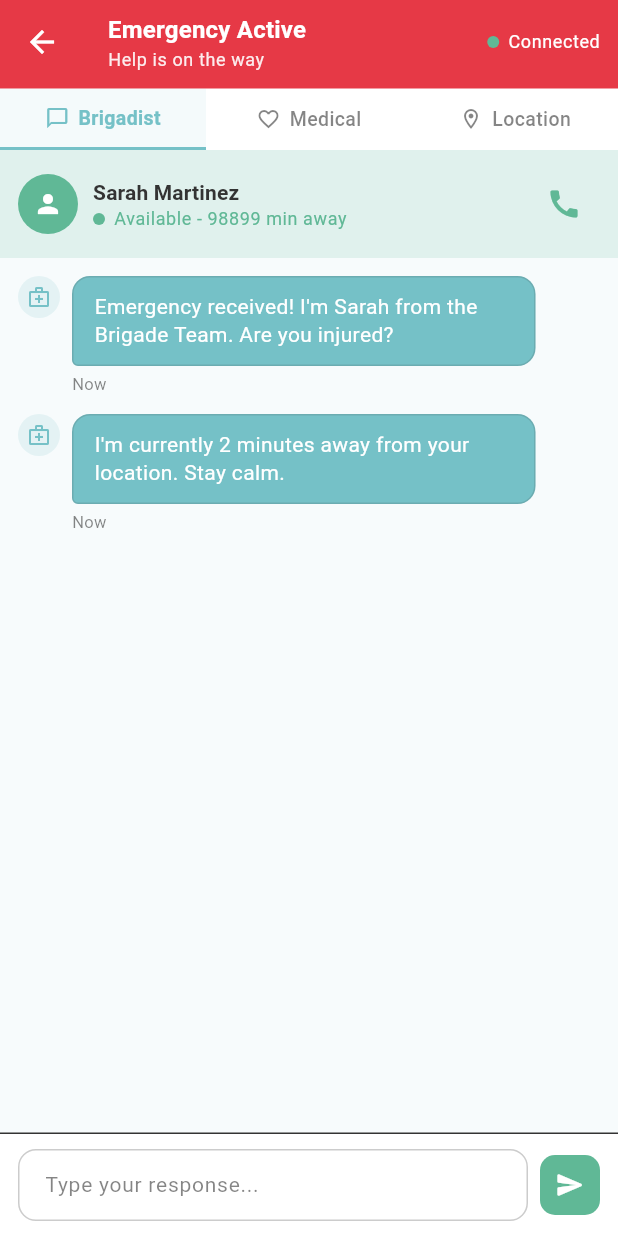
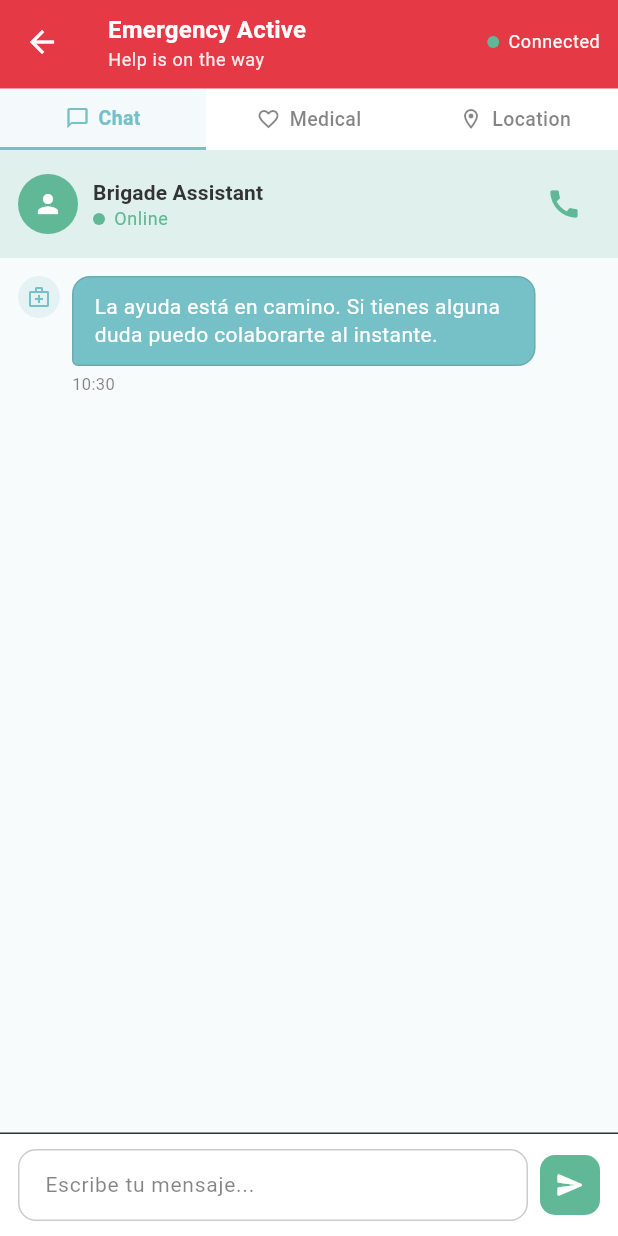
Before and after one commit to DevGargolas25/Flutter, a Flutter app: the EmergencyChatScreen screen opened directly with empty values, on a phone screen of 412 x 824 dp. Run offline on Flutter 3.47's test engine with Material 3 defaults, Android fonts, the phone set to English and light mode, and no system bars; our stand-ins replace connectivity_plus, firebase_analytics, firebase_core, firebase_database, flutter_map, flutter_markdown and 5 more; missing offline and left inert: ambient_light, auth0_flutter; accounts and stored records are empty; network calls fail.

Commit message:
Chat working both normal and during emergency

```diff
--- a/studentbrigade/lib/View/emergency/emergency_chat_screen.dart
+++ b/studentbrigade/lib/View/emergency/emergency_chat_screen.dart
@@ -3,6 +3,7 @@ import 'package:flutter/material.dart';
 
 // Orchestrator & Map
 import '../../VM/Orchestrator.dart';
+import '../../Models/chatModel.dart';
 import 'package:flutter_map/flutter_map.dart';
 import 'package:latlong2/latlong.dart';
 
@@ -14,18 +15,11 @@ class EmergencyChatScreen extends StatefulWidget {
   State<EmergencyChatScreen> createState() => _EmergencyChatScreenState();
 }
 
-enum _TabKey { brigadist, medical, map }
-
-class _Msg {
-  final String text;
-  final bool fromMe; // true => usuario; false => brigadista/bot
-  final String time;
-  _Msg({required this.text, required this.fromMe, this.time = 'Now'});
-}
+enum _TabKey { chat, medical, map }
 
 class _EmergencyChatScreenState extends State<EmergencyChatScreen>
     with WidgetsBindingObserver {
-  _TabKey _activeTab = _TabKey.brigadist;
+  _TabKey _activeTab = _TabKey.chat;
 
   // ---------- Mapa / Orchestrator ----------
   late final MapController _mapController = MapController();
@@ -34,31 +28,6 @@ class _EmergencyChatScreenState extends State<EmergencyChatScreen>
 
   // ---------- Chats ----------
   final _brigadistInput = TextEditingController();
-  final _botInput = TextEditingController();
-
-  final List<_Msg> _brigadistMsgs = [
-    _Msg(
-        text:
-            "Emergency received! I'm Sarah from the Brigade Team. Are you injured?",
-        fromMe: false),
-    _Msg(
-        text:
-            "I'm currently 2 minutes away from your location. Stay calm.",
-        fromMe: false),
-  ];
-
-  final List<_Msg> _botMsgs = [
-    _Msg(
-      text:
-          'Emergency protocol activated. I can help you with immediate safety instructions while help is on the way.',
-      fromMe: false,
-    ),
-    _Msg(
-      text:
-          'Based on your location, the nearest safe assembly point is the Main Campus front parking lot.',
-      fromMe: false,
-    ),
-  ];
 
   // ---------- Mock local (fallback si aún no carga el usuario) ----------
   final _medicalInfoFallback = const {
@@ -93,12 +62,15 @@ class _EmergencyChatScreenState extends State<EmergencyChatScreen>
     }
 
     _loadAssignedBrigadist();
+    // Reinicia el chat con un prompt específico para emergencias en tiempo real
+    WidgetsBinding.instance.addPostFrameCallback((_) {
+      widget.orchestrator.startEmergencyChat();
+    });
   }
 
   @override
   void dispose() {
     _brigadistInput.dispose();
-    _botInput.dispose();
     widget.orchestrator.mapVM.removeListener(_onLocationUpdate);
     WidgetsBinding.instance.removeObserver(this);
     super.dispose();
@@ -144,52 +116,7 @@ class _EmergencyChatScreenState extends State<EmergencyChatScreen>
     }
   }
 
-  // ---------- Reglas chatbot ----------
-  String _aiResponse(String userMessage) {
-    final m = userMessage.toLowerCase();
-    if (m.contains('first aid') || m.contains('injured') || m.contains('hurt')) {
-      return 'For immediate first aid: Check breathing and pulse. Apply pressure to bleeding wounds. Keep the person calm and still. Do not move them if you suspect spinal injury.';
-    }
-    if (m.contains('fire') || m.contains('smoke')) {
-      return 'Fire emergency protocol: Stay low to avoid smoke. Feel doors before opening. Use stairs, never elevators. If trapped, signal for help from a window.';
-    }
-    if (m.contains('evacuation') || m.contains('exit')) {
-      return 'Follow your nearest marked evacuation route. Proceed to the designated assembly point shown on the map. Wait for further instructions from brigadists.';
-    }
-    if (m.contains('panic') || m.contains('scared') || m.contains('afraid')) {
-      return 'Take slow, deep breaths. Focus on your breathing pattern. Help is on the way. You are not alone - the brigade team is trained to handle this situation.';
-    }
-    if (m.contains('earthquake') || m.contains('shake')) {
-      return 'During earthquake: Drop, Cover, Hold. After shaking stops, evacuate carefully watching for hazards. Stay away from damaged buildings and power lines.';
-    }
-    return "I'm here to help with emergency procedures. Ask me about first aid, evacuation routes, fire safety, or any other emergency situation you need assistance with.";
-  }
-
-  void _sendBrigadist() {
-    final text = _brigadistInput.text.trim();
-    if (text.isEmpty) return;
-    setState(() {
-      _brigadistMsgs.add(_Msg(text: text, fromMe: true));
-      _brigadistInput.clear();
-    });
-  }
-
-  void _sendBot() {
-    final text = _botInput.text.trim();
-    if (text.isEmpty) return;
-
-    setState(() {
-      _botMsgs.add(_Msg(text: text, fromMe: true));
-      _botInput.clear();
-    });
-
-    Future.delayed(const Duration(milliseconds: 800), () {
-      if (!mounted) return;
-      setState(() {
-        _botMsgs.add(_Msg(text: _aiResponse(text), fromMe: false));
-      });
-    });
-  }
+  // Eliminado: reglas/mock del chatbot local; ahora usamos el chat vía Orchestrator
 
   @override
   Widget build(BuildContext context) {
@@ -241,10 +168,10 @@ class _EmergencyChatScreenState extends State<EmergencyChatScreen>
             child: Row(
               children: [
                 _TabBtn(
-                  label: 'Brigadist',
+                  label: 'Chat',
                   icon: Icons.chat_bubble_outline,
-                  active: _activeTab == _TabKey.brigadist,
-                  onTap: () => setState(() => _activeTab = _TabKey.brigadist),
+                  active: _activeTab == _TabKey.chat,
+                  onTap: () => setState(() => _activeTab = _TabKey.chat),
                 ),
                 _TabBtn(
                   label: 'Medical',
@@ -268,7 +195,7 @@ class _EmergencyChatScreenState extends State<EmergencyChatScreen>
         child: IndexedStack(
           index: _activeTab.index,
           children: [
-            _buildBrigadist(theme),
+            _buildChat(theme),
             _buildMedical(theme),
             _buildMap(theme),
           ],
@@ -277,10 +204,14 @@ class _EmergencyChatScreenState extends State<EmergencyChatScreen>
     );
   }
 
-  // ---------- BRIGADIST ----------
-  Widget _buildBrigadist(ThemeData theme) {
+  // ---------- CHAT (Brigadist tab reemplazado por Chat GPT) ----------
+  Widget _buildChat(ThemeData theme) {
     final cs = theme.colorScheme;
     final tt = theme.textTheme;
+  final rawMsgs = widget.orchestrator.chatMessages;
+  // Ocultar mensajes del sistema en el UI; se usan internamente para orientar a la IA
+  final msgs = rawMsgs.where((m) => m.sender != Sender.system).toList();
+    final isTyping = widget.orchestrator.chatIsTyping;
 
     return Column(
       children: [
@@ -299,7 +230,7 @@ class _EmergencyChatScreenState extends State<EmergencyChatScreen>
                 child: Column(
                   crossAxisAlignment: CrossAxisAlignment.start,
                   children: [
-                    Text('Sarah Martinez',
+                    Text('Brigade Assistant',
                         style: tt.titleSmall?.copyWith(
                           color: cs.onSurface,
                           fontWeight: FontWeight.w600,
@@ -315,11 +246,7 @@ class _EmergencyChatScreenState extends State<EmergencyChatScreen>
                           ),
                         ),
                         const SizedBox(width: 6),
-                        Text(widget.orchestrator.isCalculatingRoute
-                            ? 'Calculating route...'
-                            : widget.orchestrator.estimatedArrivalTime != null
-                                ? 'Available - ${widget.orchestrator.estimatedArrivalTime!.inMinutes} min away'
-                                : 'Available - Calculating time...',
+                        Text(isTyping ? 'Typing...' : 'Online',
                           style: tt.bodySmall?.copyWith(color: cs.secondary)),
                       ],
                     ),
@@ -339,17 +266,53 @@ class _EmergencyChatScreenState extends State<EmergencyChatScreen>
         Expanded(
           child: ListView.builder(
             padding: const EdgeInsets.symmetric(horizontal: 12, vertical: 12),
-            itemCount: _brigadistMsgs.length,
+            // Si no hay mensajes aún, insertamos un mensaje inicial "de sistema"
+            // visible solo en esta vista.
+            itemCount: (msgs.isEmpty ? 1 : 0) + msgs.length + (isTyping ? 1 : 0),
             itemBuilder: (ctx, i) {
-              final m = _brigadistMsgs[i];
-              final isMe = m.fromMe;
+              // Mensaje de bienvenida en la primera posición si aún no hay chat
+              if (msgs.isEmpty) {
+                if (i == 0) {
+                  return _Bubble(
+                    text:
+                        'La ayuda está en camino. Si tienes alguna duda puedo colaborarte al instante.',
+                    time: _formatTime(DateTime.now()),
+                    fromMe: false,
+                    bg: cs.primaryContainer,
+                    fg: cs.onPrimaryContainer,
+                    leadingIcon: Icons.medical_services_outlined,
+                    leadingColor: cs.primary,
+                  );
+                }
+                // si isTyping y i == 1, caerá abajo en el indicador de typing
+              }
+
+              // Calcular índice real del mensaje
+              final baseOffset = msgs.isEmpty ? 1 : 0;
+              final isTypingIndex = baseOffset + msgs.length;
+
+              if (isTyping && i == isTypingIndex) {
+                return _Bubble(
+                  text: '…',
+                  time: 'Now',
+                  fromMe: false,
+                  bg: cs.primaryContainer,
+                  fg: cs.onPrimaryContainer,
+                  leadingIcon: Icons.medical_services_outlined,
+                  leadingColor: cs.primary,
+                );
+              }
+
+              final m = msgs[i - baseOffset];
+              final isMe = m.sender == Sender.user;
               return _Bubble(
                 text: m.text,
-                time: m.time,
+                time: _formatTime(m.time),
                 fromMe: isMe,
                 bg: isMe ? cs.secondary : cs.primaryContainer,
                 fg: isMe ? cs.onSecondary : cs.onPrimaryContainer,
-                leadingIcon: isMe ? Icons.person : Icons.medical_services_outlined,
+                leadingIcon:
+                    isMe ? Icons.person : Icons.medical_services_outlined,
                 leadingColor: isMe ? cs.secondary : cs.primary,
               );
             },
@@ -357,12 +320,26 @@ class _EmergencyChatScreenState extends State<EmergencyChatScreen>
         ),
         _InputBar(
           controller: _brigadistInput,
-          hint: 'Type your response...',
-          onSend: _sendBrigadist,
+          hint: 'Escribe tu mensaje...',
+          onSend: _sendChat,
           buttonColor: cs.secondary,
         ),
       ],
     );
+  }
+
+  void _sendChat() {
+    final text = _brigadistInput.text.trim();
+    if (text.isEmpty) return;
+    _brigadistInput.clear();
+    widget.orchestrator.sendChatMessage(text);
+    setState(() {});
+  }
+
+  String _formatTime(DateTime dt) {
+    final h = dt.hour.toString().padLeft(2, '0');
+    final m = dt.minute.toString().padLeft(2, '0');
+    return '$h:$m';
   }
 
   // ---------- MEDICAL ----------
@@ -949,7 +926,7 @@ class _Bubble extends StatelessWidget {
   final Color? leadingColor;
 
   const _Bubble({
-    super.key,
+    Key? key,
     required this.text,
     required this.time,
     required this.fromMe,
@@ -957,7 +934,7 @@ class _Bubble extends StatelessWidget {
     required this.fg,
     this.leadingIcon = Icons.person,
     this.leadingColor,
-  });
+  }) : super(key: key);
 
   @override
   Widget build(BuildContext context) {
```
Also changed, not shown: studentbrigade/lib/VM/ChatVM.dart (+69 -81 lines), studentbrigade/lib/VM/Orchestrator.dart (+16 -5 lines).
